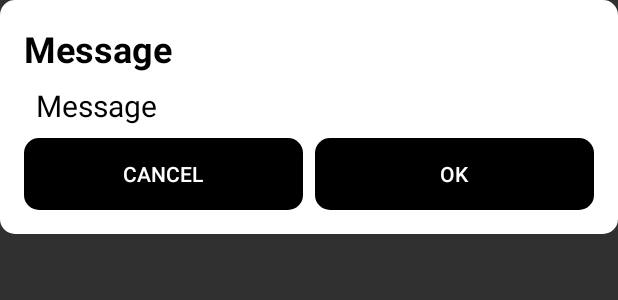
After one commit to Kapiten/CBM-Calculator, an Android app: the layout dialog_general_message.xml on its own in the app's theme, with its tools: preview values and no code run, on a phone screen of 412 x 824 dp. The commit adds this screen. Shown: the top 300 px of the screen. Run offline under Robolectric (Android 15) with nearby library versions, the phone set to English and light mode, and no system bars.

Commit message:
* No BG Dialog theme created * Alert before clearing current unsaved expression

```diff
--- a/CBMCalculator/app/src/main/java/com/cbm/android/cbmcalculator/utility/Ut.java
+++ b/CBMCalculator/app/src/main/java/com/cbm/android/cbmcalculator/utility/Ut.java
@@ -2,6 +2,7 @@ package com.cbm.android.cbmcalculator.utility;
 
 import com.cbm.android.cbmcalculator.ASelf;
 
+import java.math.BigDecimal;
 import java.util.ArrayList;
 import java.util.List;
 import org.json.JSONObject;
@@ -73,7 +74,7 @@ public class Ut {
             if(!lst.contains(s)){continue;}
             while(true) {
                 if (lst.get(x).equals(s)) {
-                    double ans = ASelf.calculate(s, Double.parseDouble(lst.get(x-1)), Double.parseDouble(lst.get(x+1)));
+                    BigDecimal ans = ASelf.calculate(s, new BigDecimal(lst.get(x-1)), new BigDecimal(lst.get(x+1)));
                     String fa = String.valueOf(String.valueOf(ans).endsWith(".0")?String.valueOf(ans).replace(".0",""):ans);
                     lst.set(x-1, fa);
                     lst.remove(x+1);lst.remove(x);
--- /dev/null
+++ b/CBMCalculator/app/src/main/res/layout/dialog_general_message.xml
@@ -0,0 +1,52 @@
+<?xml version="1.0" encoding="utf-8"?>
+<LinearLayout
+    xmlns:android="http://schemas.android.com/apk/res/android"
+    xmlns:tools="http://schemas.android.com/tools"
+    android:layout_width="match_parent"
+    android:layout_height="wrap_content"
+    android:orientation="vertical"
+    android:background="@drawable/bg_white_r"
+    android:padding="@dimen/dim16dp">
+    <TextView
+        android:id="@+id/tvDGMTitle"
+        android:layout_width="match_parent"
+        android:layout_height="wrap_content"
+        android:textStyle="bold"
+        android:textSize="24sp"
+        android:textColor="@android:color/black"
+        tools:text="Message"
+        />
+    <TextView
+        android:id="@+id/tvDGMMessage"
+        android:layout_width="match_parent"
+        android:layout_height="wrap_content"
+        android:padding="@dimen/dim8dp"
+        android:textSize="20sp"
+        android:textColor="@android:color/black"
+        tools:text="Message"
+        />
+    <LinearLayout
+        android:layout_width="match_parent"
+        android:layout_height="wrap_content"
+        android:orientation="horizontal">
+        <Button
+            android:id="@+id/btnDGMNega"
+            android:layout_width="0dp"
+            android:layout_height="wrap_content"
+            android:layout_weight="1"
+            android:background="@drawable/bg_black_r"
+            tools:text="Cancel"
+            />
+        <Space
+            android:layout_width="@dimen/dim8dp"
+            android:layout_height="wrap_content"/>
+        <Button
+            android:id="@+id/btnDGMPosi"
+            android:layout_width="0dp"
+            android:layout_height="wrap_content"
+            android:layout_weight="1"
+            android:background="@drawable/bg_black_r"
+            tools:text="OK"
+            />
+    </LinearLayout>
+</LinearLayout>
--- a/CBMCalculator/app/src/main/res/values/strings.xml
+++ b/CBMCalculator/app/src/main/res/values/strings.xml
@@ -62,6 +62,7 @@
 
     <string name="alt_answer">Alternative Answer</string>
     <string name="MADS">×,+,÷,-</string>
+    <string name="clear">Clear</string>
 
     <string-array name="copy_express">
         <item>Copy Expression</item>
--- a/CBMCalculator/app/src/main/res/values/styles.xml
+++ b/CBMCalculator/app/src/main/res/values/styles.xml
@@ -1,8 +1,10 @@
 <resources>
 
     <!-- Base application theme. -->
-    <style name="AppTheme" parent="@style/Theme.AppCompat.NoActionBar">
-
+    <style name="AppTheme" parent="@style/Theme.AppCompat.NoActionBar"></style>
+    <style name="NoBGDialog" parent="@style/Theme.AppCompat.Dialog">
+        <item name="android:background">#00000000</item>
+        <item name="android:windowBackground">#00000000</item>
     </style>
 
 </resources>
```
Also changed, not shown: CBMCalculator/app/src/main/java/com/cbm/android/cbmcalculator/ASelf.java (+9 -14 lines), CBMCalculator/app/src/main/java/com/cbm/android/cbmcalculator/MainActivity.java (+9 -14 lines), CBMCalculator/app/src/main/java/com/cbm/android/cbmcalculator/custom/Setter.java (+4 -4 lines), CBMCalculator/app/src/main/java/com/cbm/android/cbmcalculator/extended/CBMOptions.java (+39 -11 lines).
